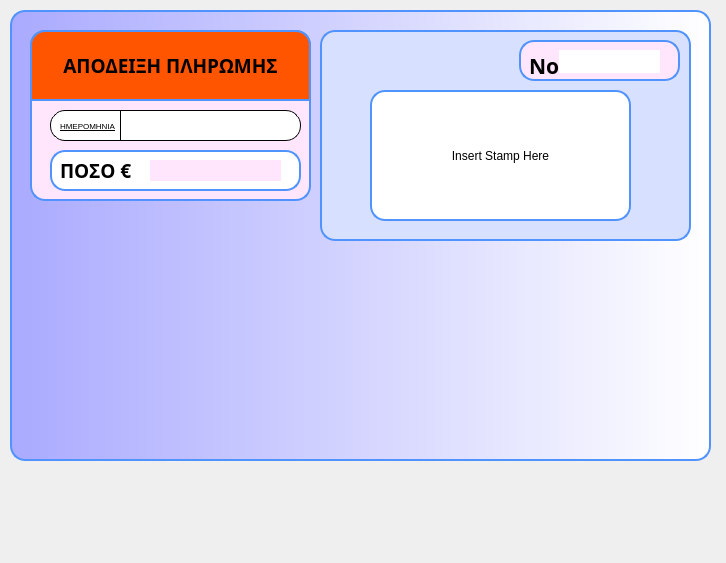
Above: givemoneydialog.ui from MrRisoni/Gauss before the change. Below: the same form after it.
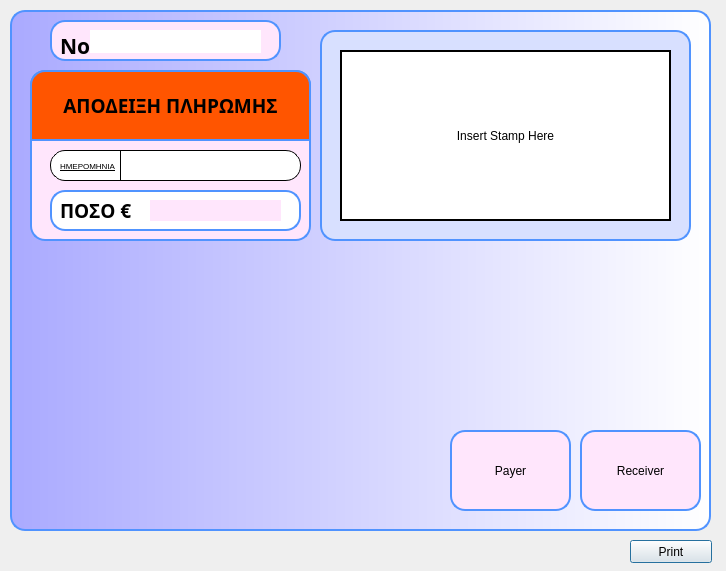
That is the form after the change.

Commit message: e receipts :)

The edit to the form file:
```diff
--- a/givemoneydialog.ui
+++ b/givemoneydialog.ui
@@ -7,7 +7,7 @@
     <x>0</x>
     <y>0</y>
     <width>726</width>
-    <height>563</height>
+    <height>571</height>
    </rect>
   </property>
   <property name="windowTitle">
@@ -22,7 +22,7 @@
      <x>10</x>
      <y>10</y>
      <width>701</width>
-     <height>451</height>
+     <height>521</height>
     </rect>
    </property>
    <property name="styleSheet">
@@ -47,7 +47,7 @@
     <property name="geometry">
      <rect>
       <x>20</x>
-      <y>20</y>
+      <y>60</y>
       <width>281</width>
       <height>171</height>
      </rect>
@@ -360,12 +360,38 @@
     <property name="frameShadow">
      <enum>QFrame::Raised</enum>
     </property>
+    <widget class="QLabel" name="labelStamp">
+     <property name="geometry">
+      <rect>
+       <x>20</x>
+       <y>20</y>
+       <width>331</width>
+       <height>171</height>
+      </rect>
+     </property>
+     <property name="styleSheet">
+      <string notr="true">#labelStamp{
+	border-color: black;
+	border-style: solid;
+	border-width: 2px;
+	background-color : white;
+	
+}</string>
+     </property>
+     <property name="text">
+      <string>Insert Stamp Here</string>
+     </property>
+     <property name="alignment">
+      <set>Qt::AlignCenter</set>
+     </property>
+    </widget>
+   </widget>
     <widget class="QFrame" name="frameSerial">
      <property name="geometry">
       <rect>
-       <x>199</x>
+      <x>40</x>
        <y>10</y>
-       <width>161</width>
+      <width>231</width>
        <height>41</height>
       </rect>
      </property>
@@ -411,7 +437,7 @@
        <rect>
         <x>40</x>
         <y>10</y>
-        <width>101</width>
+       <width>171</width>
         <height>23</height>
        </rect>
       </property>
@@ -423,34 +449,72 @@
       </property>
      </widget>
     </widget>
-    <widget class="QLabel" name="labelStamp">
+   <widget class="QLabel" name="labelPayer">
      <property name="geometry">
       <rect>
-       <x>50</x>
-       <y>60</y>
-       <width>261</width>
-       <height>131</height>
+      <x>440</x>
+      <y>420</y>
+      <width>121</width>
+      <height>81</height>
       </rect>
      </property>
      <property name="styleSheet">
-      <string notr="true">#labelStamp{
+     <string notr="true">#labelPayer{
 	border-color: rgb(80, 147, 255);
 	border-style: solid;
 	border-width: 2px;
+	background-color: rgb(255, 230, 252);
 	border-radius : 15px;
-	background-color : white;
-	
+
 }</string>
      </property>
      <property name="text">
-      <string>Insert Stamp Here</string>
+     <string>Payer</string>
      </property>
      <property name="alignment">
       <set>Qt::AlignCenter</set>
      </property>
     </widget>
+   <widget class="QLabel" name="labelReceiver">
+    <property name="geometry">
+     <rect>
+      <x>570</x>
+      <y>420</y>
+      <width>121</width>
+      <height>81</height>
+     </rect>
+    </property>
+    <property name="styleSheet">
+     <string notr="true">#labelReceiver{
+	border-color: rgb(80, 147, 255);
+	border-style: solid;
+	border-width: 2px;
+	background-color: rgb(255, 230, 252);
+	border-radius : 15px;
+
+}</string>
+    </property>
+    <property name="text">
+     <string>Receiver</string>
+    </property>
+    <property name="alignment">
+     <set>Qt::AlignCenter</set>
+    </property>
    </widget>
   </widget>
+  <widget class="QPushButton" name="pushPrint">
+   <property name="geometry">
+    <rect>
+     <x>630</x>
+     <y>540</y>
+     <width>82</width>
+     <height>23</height>
+    </rect>
+   </property>
+   <property name="text">
+    <string>Print</string>
+   </property>
+  </widget>
  </widget>
  <resources/>
  <connections/>
```
Lines whose indentation alone changed are shown as unchanged.
